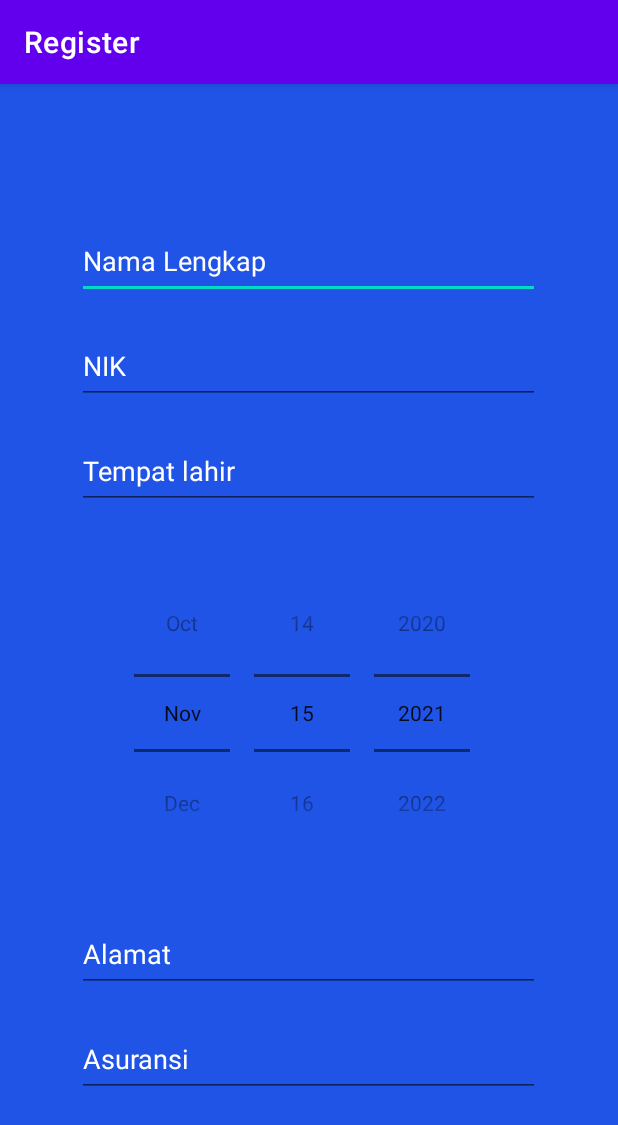
After one commit to szwtron/isihape, an Android app: the RegisterPage screen opened directly, with no data from a screen before it, on a phone screen of 412 x 824 dp. The commit adds this screen. Shown: the top 1125 px of the screen. Run offline under Robolectric (Android 15) with nearby library versions, the phone set to English and light mode, and no system bars.

Commit message:
Login + Register Page

```diff
--- /dev/null
+++ b/app/src/main/java/id/ac/umn/isihape/RegisterPage.java
@@ -0,0 +1,25 @@
+package id.ac.umn.isihape;
+
+import androidx.appcompat.app.AppCompatActivity;
+
+import android.app.DatePickerDialog;
+import android.os.Bundle;
+import android.view.MotionEvent;
+import android.view.View;
+import android.view.ViewParent;
+import android.widget.DatePicker;
+import android.widget.EditText;
+
+import java.text.SimpleDateFormat;
+import java.util.Calendar;
+import java.util.Locale;
+
+public class RegisterPage extends AppCompatActivity {
+
+    @Override
+    protected void onCreate(Bundle savedInstanceState) {
+        super.onCreate(savedInstanceState);
+        setContentView(R.layout.activity_register);
+        setTitle("Register");
+    }
+}
--- /dev/null
+++ b/app/src/main/res/layout/activity_register.xml
@@ -0,0 +1,154 @@
+<?xml version="1.0" encoding="utf-8"?>
+<androidx.constraintlayout.widget.ConstraintLayout xmlns:android="http://schemas.android.com/apk/res/android"
+    xmlns:app="http://schemas.android.com/apk/res-auto"
+    xmlns:tools="http://schemas.android.com/tools"
+    android:layout_width="match_parent"
+    android:layout_height="match_parent"
+    android:background="@color/Blue_RYB"
+    tools:context=".RegisterPage">
+
+    <androidx.core.widget.NestedScrollView
+        android:layout_width="match_parent"
+        android:layout_height="wrap_content"
+        android:layout_gravity="center_horizontal"
+        android:layout_marginStart="31dp"
+        android:layout_marginEnd="32dp"
+        app:layout_constraintBottom_toBottomOf="parent"
+        app:layout_constraintEnd_toEndOf="parent"
+        app:layout_constraintStart_toStartOf="parent"
+        app:layout_constraintTop_toTopOf="parent">
+
+        <LinearLayout
+            android:layout_width="match_parent"
+            android:layout_height="wrap_content"
+            android:orientation="vertical">
+
+            <EditText
+                android:id="@+id/namaLengkap"
+                android:layout_width="match_parent"
+                android:layout_height="50dp"
+                android:layout_marginLeft="20dp"
+                android:layout_marginTop="10dp"
+                android:layout_marginRight="20dp"
+                android:layout_marginBottom="10dp"
+                android:hint="Nama Lengkap"
+                android:textColorHint="@color/white"
+                app:layout_constraintBottom_toBottomOf="parent"
+                app:layout_constraintHorizontal_bias="1.0"
+                app:layout_constraintLeft_toLeftOf="parent"
+                app:layout_constraintRight_toRightOf="parent"
+                app:layout_constraintTop_toTopOf="parent"
+                app:layout_constraintVertical_bias="0.064" />
+
+            <EditText
+                android:id="@+id/NIK"
+                android:layout_width="match_parent"
+                android:layout_height="50dp"
+                android:layout_marginLeft="20dp"
+                android:layout_marginTop="10dp"
+                android:layout_marginRight="20dp"
+                android:layout_marginBottom="10dp"
+                android:hint="NIK"
+                android:textColorHint="@color/white"
+                app:layout_constraintBottom_toBottomOf="parent"
+                app:layout_constraintHorizontal_bias="1.0"
+                app:layout_constraintLeft_toLeftOf="parent"
+                app:layout_constraintRight_toRightOf="parent"
+                app:layout_constraintTop_toBottomOf="@id/namaLengkap"
+                app:layout_constraintVertical_bias="0.03" />
+
+            <EditText
+                android:id="@+id/tempatLahir"
+                android:layout_width="match_parent"
+                android:layout_height="50dp"
+                android:layout_marginLeft="20dp"
+                android:layout_marginTop="10dp"
+                android:layout_marginRight="20dp"
+                android:layout_marginBottom="10dp"
+                android:hint="Tempat lahir"
+                android:textColorHint="@color/white"
+                app:layout_constraintBottom_toBottomOf="parent"
+                app:layout_constraintHorizontal_bias="0.0"
+                app:layout_constraintLeft_toLeftOf="parent"
+                app:layout_constraintRight_toRightOf="parent"
+                app:layout_constraintTop_toBottomOf="@id/NIK"
+                app:layout_constraintVertical_bias="0.037" />
+
+            <!--    <EditText-->
+            <!--        android:id="@+id/tanggalLahir"-->
+            <!--        android:layout_width="match_parent"-->
+            <!--        android:layout_height="50dp"-->
+            <!--        android:layout_marginLeft="20dp"-->
+            <!--        android:layout_marginRight="20dp"-->
+            <!--        android:clickable="false"-->
+            <!--        android:cursorVisible="false"-->
+            <!--        android:focusable="false"-->
+            <!--        android:focusableInTouchMode="false"-->
+            <!--        android:hint="Tanggal lahir"-->
+            <!--        app:layout_constraintBottom_toBottomOf="parent"-->
+            <!--        app:layout_constraintHorizontal_bias="0.0"-->
+            <!--        app:layout_constraintLeft_toLeftOf="parent"-->
+            <!--        app:layout_constraintRight_toRightOf="parent"-->
+            <!--        app:layout_constraintTop_toBottomOf="@id/tempatLahir"-->
+            <!--        app:layout_constraintVertical_bias="0.037" />-->
+
+            <DatePicker
+                android:id="@+id/tanggalLahir"
+                android:layout_width="wrap_content"
+                android:layout_height="wrap_content"
+                android:layout_centerHorizontal="true"
+                android:layout_marginTop="20dp"
+                android:layout_marginBottom="20dp"
+                android:datePickerMode="spinner"
+                android:calendarViewShown="false"
+                android:layout_gravity="center"
+                android:textColorHint="@color/white"
+                app:layout_constraintBottom_toBottomOf="parent"
+                app:layout_constraintHorizontal_bias="0.492"
+                app:layout_constraintLeft_toLeftOf="parent"
+                app:layout_constraintRight_toRightOf="parent"
+                app:layout_constraintTop_toBottomOf="@id/tempatLahir"
+                app:layout_constraintVertical_bias="0.043" />
+
+            <EditText
+                android:id="@+id/alamat"
+                android:layout_width="match_parent"
+                android:layout_height="50dp"
+                android:layout_marginLeft="20dp"
+                android:layout_marginTop="10dp"
+                android:layout_marginRight="20dp"
+                android:layout_marginBottom="10dp"
+                android:hint="Alamat"
+                android:textColorHint="@color/white"
+                app:layout_constraintBottom_toBottomOf="parent"
+                app:layout_constraintHorizontal_bias="0.0"
+                app:layout_constraintLeft_toLeftOf="parent"
+                app:layout_constraintRight_toRightOf="parent"
+                app:layout_constraintTop_toBottomOf="@id/tanggalLahir"
+                app:layout_constraintVertical_bias="0.055" />
+
+            <EditText
+                android:id="@+id/asuransi"
+                android:layout_width="match_parent"
+                android:layout_height="50dp"
+                android:layout_marginLeft="20dp"
+                android:layout_marginTop="10dp"
+                android:layout_marginRight="20dp"
+                android:layout_marginBottom="10dp"
+                android:hint="Asuransi"
+                android:textColorHint="@color/white"
+                android:calendarTextColor="@color/white"
+                android:dayOfWeekBackground="@color/white"
+                app:layout_constraintBottom_toBottomOf="parent"
+                app:layout_constraintHorizontal_bias="0.0"
+                app:layout_constraintLeft_toLeftOf="parent"
+                app:layout_constraintRight_toRightOf="parent"
+                app:layout_constraintTop_toBottomOf="@id/alamat"
+                app:layout_constraintVertical_bias="0.055" />
+
+        </LinearLayout>
+
+    </androidx.core.widget.NestedScrollView>
+
+
+</androidx.constraintlayout.widget.ConstraintLayout>
--- a/app/src/main/res/values/colors.xml
+++ b/app/src/main/res/values/colors.xml
@@ -7,4 +7,5 @@
     <color name="teal_700">#FF018786</color>
     <color name="black">#FF000000</color>
     <color name="white">#FFFFFFFF</color>
+    <color name="Blue_RYB">#1f54e7</color>
 </resources>
--- a/app/src/main/res/values/strings.xml
+++ b/app/src/main/res/values/strings.xml
@@ -7,7 +7,10 @@
     <string name="nav_header_desc">Navigation header</string>
     <string name="action_settings">Settings</string>
 
+    <string name="title">ISIHAPE\nHOSPITAL</string>
+
     <string name="menu_home">Home</string>
     <string name="menu_gallery">Gallery</string>
     <string name="menu_slideshow">Slideshow</string>
+
 </resources>
```
Also changed, not shown: app/src/main/AndroidManifest.xml (+13 -0 lines), app/src/main/java/id/ac/umn/isihape/LoginPage.java (added, +43 -0 lines), app/src/main/res/layout/activity_login.xml (added, +70 -0 lines), app/src/main/res/drawable/logo_isihape.png (added), app/src/main/res/drawable/wallpaper_login.png (added).
